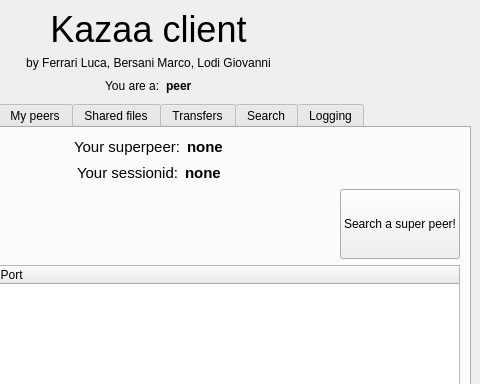
Above: kazaa/teamGML/ui/qt/designer/mainwindow.ui from B3rs/P2P before the change; both pictures show x 183 to 663 and y 0 to 384 of the 663 by 527 pixel window. Below: the same form after it.
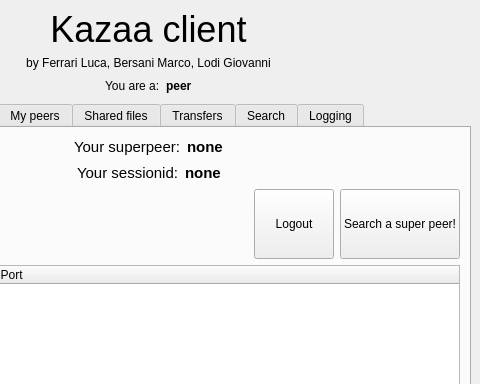
That is the form after the change. The open tabs and pages were chosen to show the change.

Commit message: -Added the logout button and function in request_emitter -If is super peer than use port 80 -All requests to super peer now go to port 80 -Increased to 20 seconds the sleep time in search files

Diff of the .ui file:
```diff
--- a/kazaa/teamGML/ui/qt/designer/mainwindow.ui
+++ b/kazaa/teamGML/ui/qt/designer/mainwindow.ui
@@ -336,6 +336,22 @@
             </property>
            </spacer>
           </item>
+          <item>
+           <widget class="QPushButton" name="logoutBtn">
+            <property name="enabled">
+             <bool>true</bool>
+            </property>
+            <property name="minimumSize">
+             <size>
+              <width>0</width>
+              <height>70</height>
+             </size>
+            </property>
+            <property name="text">
+             <string>Logout</string>
+            </property>
+           </widget>
+          </item>
           <item>
            <widget class="QPushButton" name="searchSuperPeerBtn">
             <property name="minimumSize">
```
Left out of the diff: 2 changed lines with no effect on the pictures. The commit also changes 5 other files.
